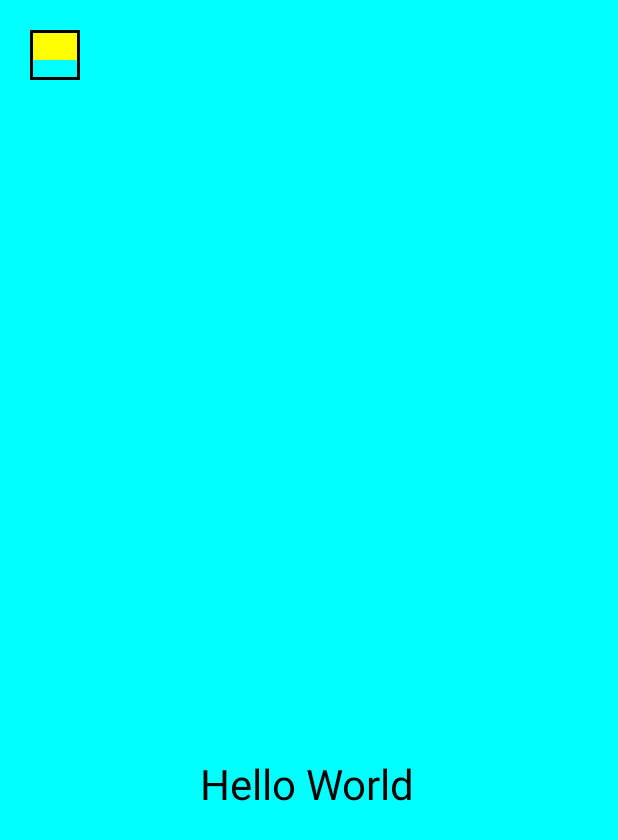
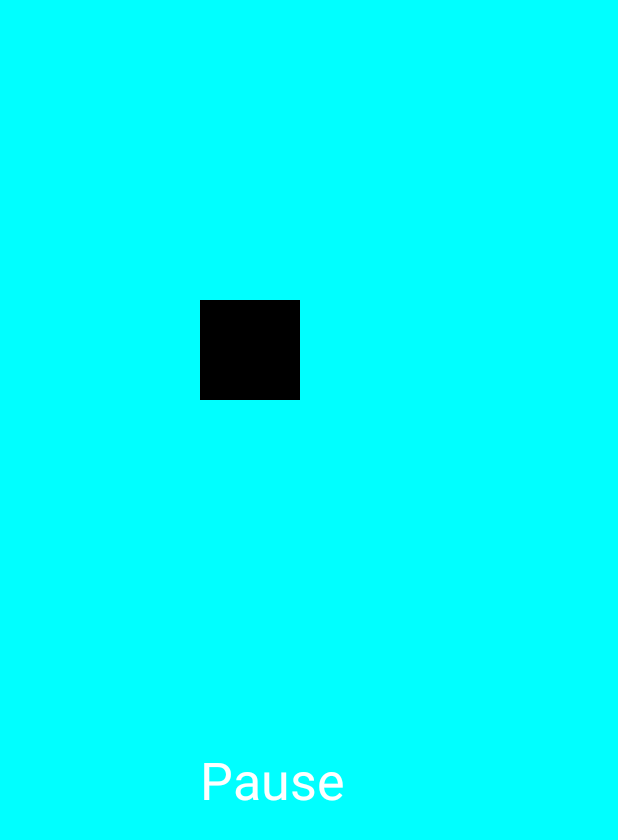
Before and after one commit to bmaljai/assignment3, an Android app: the screen it shows after launch (MainActivity), on a phone screen of 412 x 824 dp. Shown: the top 840 px of the screen. Run offline under Robolectric (Android 15) with nearby library versions, the phone set to English and light mode, and no system bars; 1 statement that could not run was skipped.

Commit message:
Update DrawView.java
Made the first draft of a pause button without pause functionality

```diff
--- a/app/src/main/java/com/gamecodeschool/snake133/DrawView.java
+++ b/app/src/main/java/com/gamecodeschool/snake133/DrawView.java
@@ -15,17 +15,23 @@ public class DrawView extends View {
 
     @Override
     public void onDraw(Canvas canvas) {
+        //Placeholder code to write "Pause"
+        paint.setColor(Color.WHITE);
+        paint.setTextSize(52f);
+        canvas.drawText("Pause",200, 800, paint);
+        //Placeholder code to draw the pause button
         paint.setColor(Color.BLACK);
         paint.setStrokeWidth(3);
+        canvas.drawRect(200,300,300,400,paint);
+
+        /* Code no currently being used/has  no use I  can  think of
         canvas.drawRect(30, 30, 80, 80, paint);
         paint.setStrokeWidth(0);
         paint.setColor(Color.CYAN);
         canvas.drawRect(33, 60, 77, 77, paint );
         paint.setColor(Color.YELLOW);
         canvas.drawRect(33, 33, 77, 60, paint );
-        paint.setColor(Color.BLACK);
-        paint.setTextSize(42f);
-        canvas.drawText("Hello World",200, 800, paint);
+*/
 
     }
 
```
